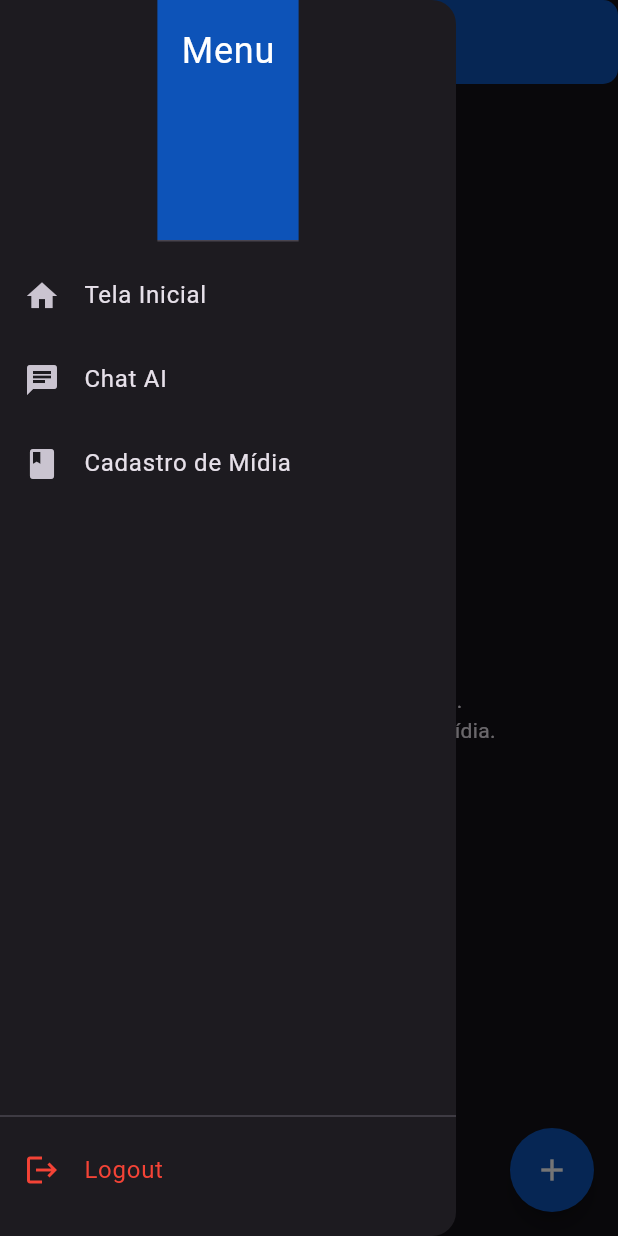
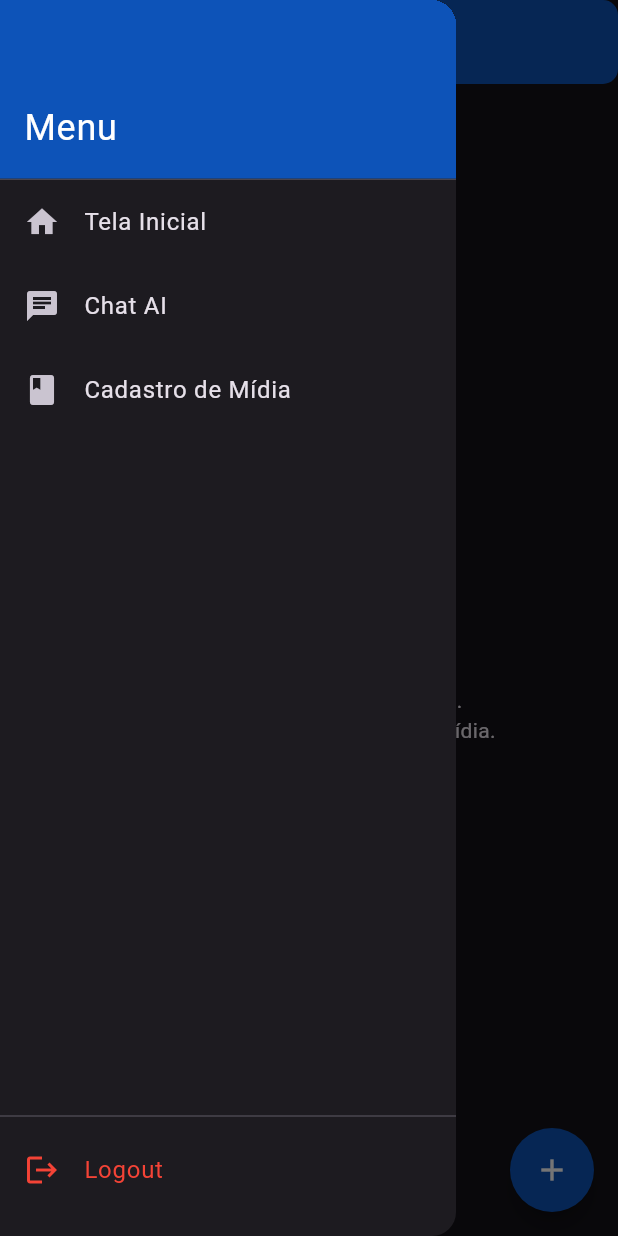
Before and after one commit to Jordan-366/Projeto-Sapphire, a Flutter app: the TelaInicial screen opened directly, with the side drawer open, on a phone screen of 412 x 824 dp. Run offline on Flutter 3.47's test engine with Material 3 defaults, Android fonts, the phone set to English and light mode, and no system bars; our stand-ins replace shared_preferences, sqflite; accounts and stored records are empty.

Commit message:
Consertado o drawer das telas

```diff
--- a/app_sapphire/lib/tela-inicial.dart
+++ b/app_sapphire/lib/tela-inicial.dart
@@ -243,11 +243,23 @@ class _TelaInicialState extends State<TelaInicial> {
       drawer: Drawer(
         child: Column(
           children: <Widget>[
-            const DrawerHeader(
-              decoration: BoxDecoration(color: Color(0xFF0D53B8)),
-              child: Text(
-                'Menu',
-                style: TextStyle(color: Colors.white, fontSize: 24),
+            SizedBox(
+              width: double.infinity,
+              height: 120,
+              child: DrawerHeader(
+                margin: EdgeInsets.zero,
+                padding: const EdgeInsets.symmetric(
+                  horizontal: 16,
+                  vertical: 16,
+                ),
+                decoration: const BoxDecoration(color: Color(0xFF0D53B8)),
+                child: Align(
+                  alignment: Alignment.bottomLeft,
+                  child: const Text(
+                    'Menu',
+                    style: TextStyle(color: Colors.white, fontSize: 24),
+                  ),
+                ),
               ),
             ),
             Expanded(
@@ -293,14 +305,19 @@ class _TelaInicialState extends State<TelaInicial> {
               padding: const EdgeInsets.only(bottom: 16.0),
               child: ListTile(
                 leading: const Icon(Icons.logout, color: Colors.red),
-                title: const Text('Logout', style: TextStyle(color: Colors.red)),
+                title: const Text(
+                  'Logout',
+                  style: TextStyle(color: Colors.red),
+                ),
                 onTap: () async {
                   final prefs = await SharedPreferences.getInstance();
                   await prefs.remove('token');
                   await prefs.remove('current_user');
                   Navigator.pushAndRemoveUntil(
                     context,
-                    MaterialPageRoute(builder: (context) => const LoginScreen()),
+                    MaterialPageRoute(
+                      builder: (context) => const LoginScreen(),
+                    ),
                     (route) => false,
                   );
                 },
```
Also changed, not shown: app_sapphire/lib/cadastro_midia.dart (+17 -5 lines), app_sapphire/lib/chat_ai.dart (+36 -18 lines).
